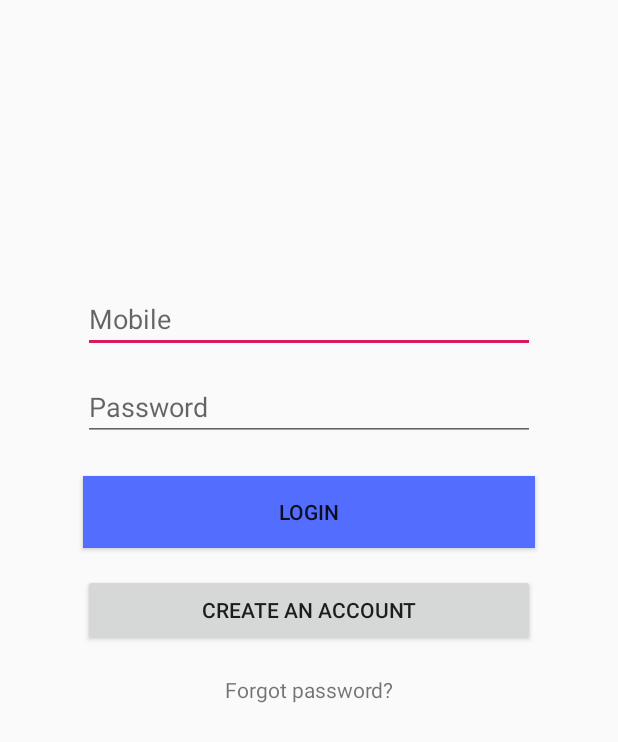
After one commit to DongYuYu/MagicBus, an Android app: the layout frag_login.xml on its own in the app's theme, with its tools: preview values and no code run, on a phone screen of 412 x 824 dp. The commit adds this screen. Shown: the top 742 px of the screen. Run offline under Robolectric (Android 15) with nearby library versions, the phone set to English and light mode, and no system bars.

Commit message:
Initial Commit

```diff
--- a/app/src/main/AndroidManifest.xml
+++ b/app/src/main/AndroidManifest.xml
@@ -1,6 +1,8 @@
 <?xml version="1.0" encoding="utf-8"?>
 <manifest xmlns:android="http://schemas.android.com/apk/res/android"
     package="com.magicbus">
+
+    <uses-permission android:name="android.permission.INTERNET" />
 
     <application
         android:allowBackup="true"
--- /dev/null
+++ b/app/src/main/res/layout/frag_login.xml
@@ -0,0 +1,71 @@
+<?xml version="1.0" encoding="utf-8"?>
+<android.support.constraint.ConstraintLayout xmlns:android="http://schemas.android.com/apk/res/android"
+    xmlns:app="http://schemas.android.com/apk/res-auto"
+    xmlns:tools="http://schemas.android.com/tools"
+    android:layout_width="match_parent"
+    android:layout_height="match_parent"
+    tools:context=".login.LoginFragment">
+
+    <EditText
+        android:id="@+id/mobileEditText"
+        android:layout_width="0dp"
+        android:layout_height="wrap_content"
+        android:layout_marginStart="55dp"
+        android:layout_marginTop="190dp"
+        android:layout_marginEnd="55dp"
+        android:ems="10"
+        android:hint="Mobile"
+        android:inputType="textPersonName"
+        app:layout_constraintEnd_toEndOf="parent"
+        app:layout_constraintStart_toStartOf="parent"
+        app:layout_constraintTop_toTopOf="parent" />
+
+    <EditText
+        android:id="@+id/passwordEditText"
+        android:layout_width="0dp"
+        android:layout_height="wrap_content"
+        android:layout_marginStart="55dp"
+        android:layout_marginTop="13dp"
+        android:layout_marginEnd="55dp"
+        android:ems="10"
+        android:hint="Password"
+        android:inputType="textPassword"
+        app:layout_constraintEnd_toEndOf="parent"
+        app:layout_constraintStart_toStartOf="parent"
+        app:layout_constraintTop_toBottomOf="@+id/mobileEditText" />
+
+    <Button
+        android:id="@+id/loginButton"
+        android:layout_width="0dp"
+        android:layout_height="wrap_content"
+        android:layout_marginStart="55dp"
+        android:layout_marginTop="23dp"
+        android:layout_marginEnd="55dp"
+        android:background="@color/accent"
+        android:text="Login"
+        app:layout_constraintEnd_toEndOf="parent"
+        app:layout_constraintStart_toStartOf="parent"
+        app:layout_constraintTop_toBottomOf="@+id/passwordEditText" />
+
+    <Button
+        android:id="@+id/createAccountButton"
+        android:layout_width="0dp"
+        android:layout_height="wrap_content"
+        android:layout_marginStart="55dp"
+        android:layout_marginTop="17dp"
+        android:layout_marginEnd="55dp"
+        android:text="Create an account"
+        app:layout_constraintEnd_toEndOf="parent"
+        app:layout_constraintStart_toStartOf="parent"
+        app:layout_constraintTop_toBottomOf="@+id/loginButton" />
+
+    <TextView
+        android:id="@+id/forgotPasswordTextView"
+        android:layout_width="wrap_content"
+        android:layout_height="wrap_content"
+        android:layout_marginTop="19dp"
+        android:text="Forgot password?"
+        app:layout_constraintEnd_toEndOf="parent"
+        app:layout_constraintStart_toStartOf="parent"
+        app:layout_constraintTop_toBottomOf="@+id/createAccountButton" />
+</android.support.constraint.ConstraintLayout>
--- a/app/src/main/res/values/colors.xml
+++ b/app/src/main/res/values/colors.xml
@@ -8,4 +8,8 @@
     <color name="secondary_text">#757575</color>
     <color name="icons">#212121</color>
     <color name="divider">#BDBDBD</color>
+
+    <color name="colorPrimary">#008577</color>
+    <color name="colorPrimaryDark">#00574B</color>
+    <color name="colorAccent">#D81B60</color>
 </resources>
--- a/build.gradle
+++ b/build.gradle
@@ -7,7 +7,7 @@ buildscript {
 
     }
     dependencies {
-        classpath 'com.android.tools.build:gradle:3.3.0'
+        classpath 'com.android.tools.build:gradle:3.3.1'
 
         // NOTE: Do not place your application dependencies here; they belong
         // in the individual module build.gradle files
```
Also changed, not shown: app/src/main/java/com/magicbus/network/DataStructure.java (added, +14 -0 lines), app/src/main/java/com/magicbus/network/Repository.java (added, +42 -0 lines), app/src/main/res/layout/fragment_route_id.xml (added, +14 -0 lines).
